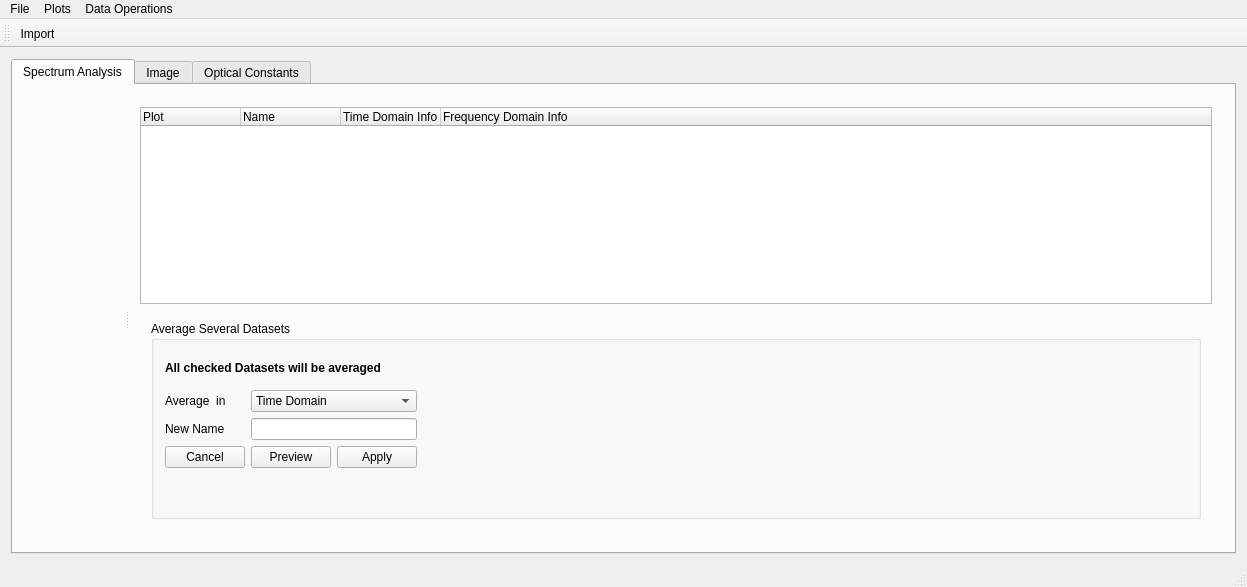
DavidJahn86/terapy, file mainwindow.ui: the form before one commit.
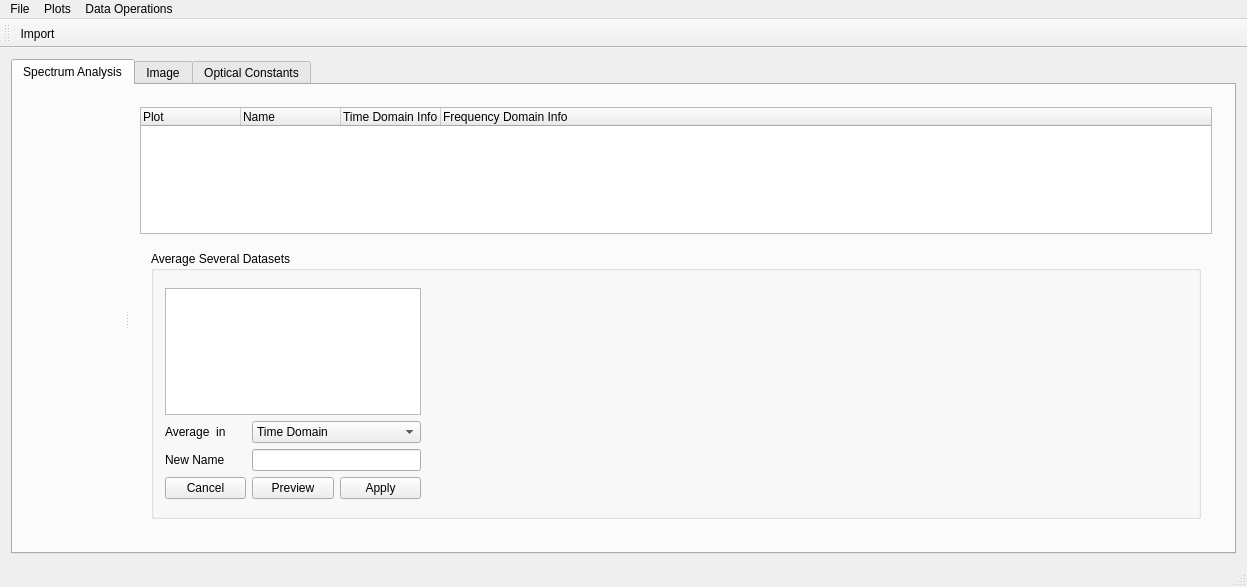
The form after the commit. The open tabs and pages were chosen to show the change. Icons and pictures are not drawn. Custom widgets are drawn as their Qt base class.

Commit message: added the averaging menu, color update when preview is clicked only once is not working, have to check that

```diff
--- a/mainwindow.ui
+++ b/mainwindow.ui
@@ -572,28 +572,35 @@
                      <string>Average Several Datasets</string>
                     </property>
                     <layout class="QGridLayout" name="gridLayout_7">
-                     <item row="4" column="0">
+                     <item row="3" column="0">
+                      <widget class="QLabel" name="label_16">
+                       <property name="text">
+                        <string>Average  in </string>
+                       </property>
+                      </widget>
+                     </item>
+                     <item row="5" column="0">
                       <widget class="QPushButton" name="pbCancelAveraging">
                        <property name="text">
                         <string>Cancel</string>
                        </property>
                       </widget>
                      </item>
-                     <item row="4" column="2">
+                     <item row="5" column="2">
                       <widget class="QPushButton" name="pbApplyAveraging">
                        <property name="text">
                         <string>Apply</string>
                        </property>
                       </widget>
                      </item>
-                     <item row="4" column="1">
+                     <item row="5" column="1">
                       <widget class="QPushButton" name="pbPreviewAveraging">
                        <property name="text">
                         <string>Preview</string>
                        </property>
                       </widget>
                      </item>
-                     <item row="1" column="4" rowspan="5">
+                     <item row="1" column="4" rowspan="6">
                       <spacer name="horizontalSpacer_7">
                        <property name="orientation">
                         <enum>Qt::Horizontal</enum>
@@ -606,24 +613,14 @@
                        </property>
                       </spacer>
                      </item>
-                     <item row="3" column="0">
+                     <item row="4" column="0">
                       <widget class="QLabel" name="label_17">
                        <property name="text">
                         <string>New Name</string>
                        </property>
                       </widget>
                      </item>
-                     <item row="2" column="0">
-                      <widget class="QLabel" name="label_16">
-                       <property name="text">
-                        <string>Average  in </string>
-                       </property>
-                      </widget>
-                     </item>
                      <item row="3" column="1" colspan="2">
-                      <widget class="QLineEdit" name="leNewName_3"/>
-                     </item>
-                     <item row="2" column="1" colspan="2">
                       <widget class="QComboBox" name="cbAverageWhere">
                        <item>
                         <property name="text">
@@ -637,18 +634,11 @@
                        </item>
                       </widget>
                      </item>
-                     <item row="1" column="0" colspan="3">
-                      <widget class="QLabel" name="label_18">
-                       <property name="font">
-                        <font>
-                         <weight>75</weight>
-                         <bold>true</bold>
-                        </font>
-                       </property>
-                       <property name="text">
-                        <string>All checked Datasets will be averaged</string>
-                       </property>
-                      </widget>
+                     <item row="4" column="1" colspan="2">
+                      <widget class="QLineEdit" name="leNewName_averaging"/>
+                     </item>
+                     <item row="2" column="0" colspan="3">
+                      <widget class="QListWidget" name="lwAverage"/>
                      </item>
                     </layout>
                    </widget>
```
The commit also changes 2 other files.
